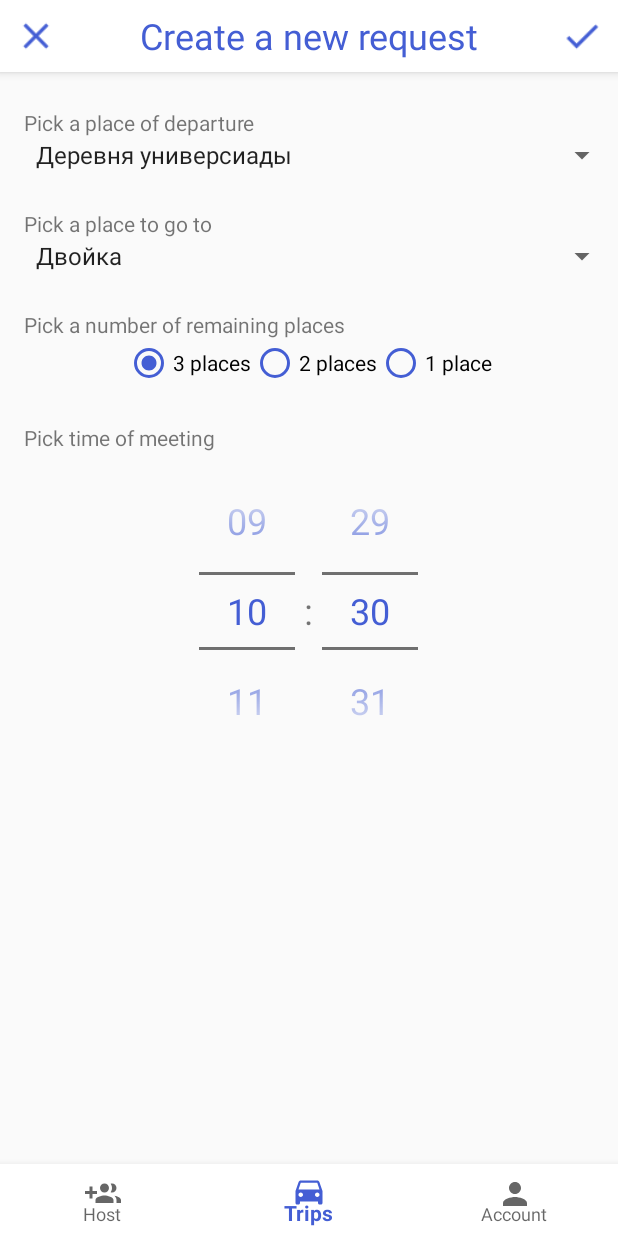
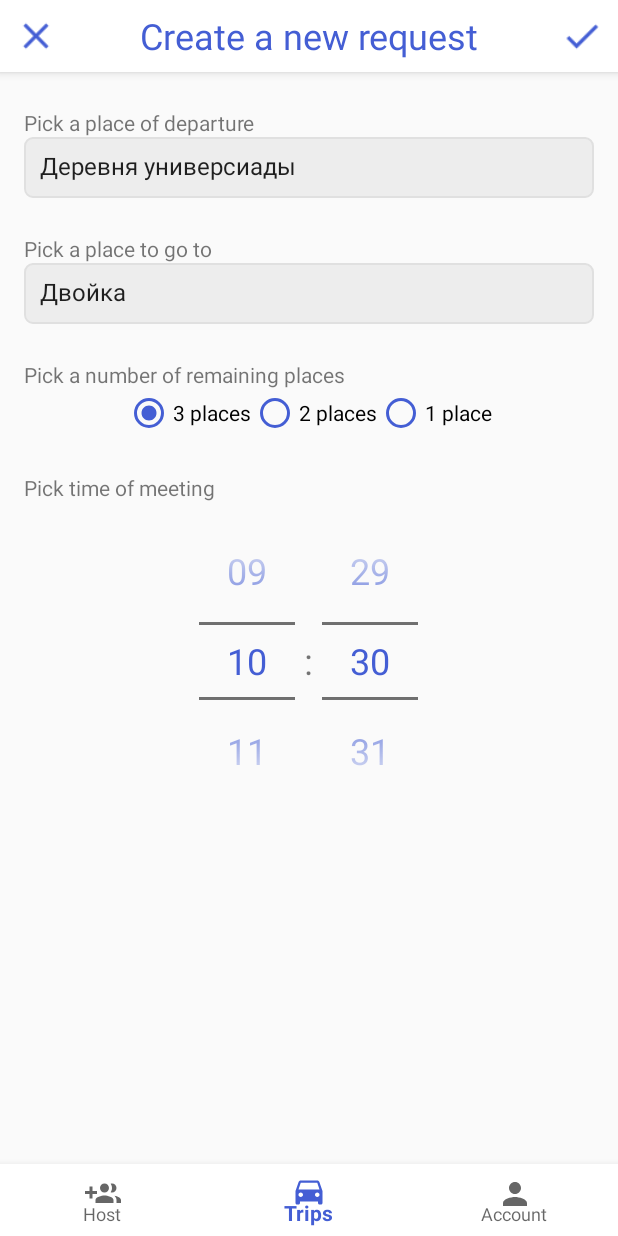
Before and after one commit to 303Enterprise/DUTaxi, an Android app: the CreateTripFragment screen opened through its navigation route, on a phone screen of 412 x 824 dp. Run offline under Robolectric (Android 15) with nearby library versions, the phone set to English and light mode, and no system bars.

Commit message:
Spinners appearance changed

```diff
--- /dev/null
+++ b/app/src/main/res/drawable/ic_arrow_down.xml
@@ -0,0 +1,5 @@
+<vector android:height="24dp" android:tint="#445ED4"
+    android:viewportHeight="24" android:viewportWidth="24"
+    android:width="24dp" xmlns:android="http://schemas.android.com/apk/res/android">
+    <path android:fillColor="@android:color/white" android:pathData="M7.41,8.59L12,13.17l4.59,-4.58L18,10l-6,6 -6,-6 1.41,-1.41z"/>
+</vector>
--- /dev/null
+++ b/app/src/main/res/drawable/spinner_fragment_create_trip.xml
@@ -0,0 +1,12 @@
+<?xml version="1.0" encoding="utf-8"?>
+<selector xmlns:android="http://schemas.android.com/apk/res/android">
+    <item><layer-list>
+        <item><shape>
+            <stroke android:width="1dp" android:color="@color/colorGrayLight" />
+            <solid android:color="@color/colorGrayLightBackground" />
+            <corners android:radius="5dp" />
+            <padding android:bottom="11dp" android:left="3dp" android:right="3dp" android:top="8dp" />
+        </shape></item>
+
+    </layer-list></item>
+</selector>
--- a/app/src/main/res/layout/fragment_create_trip.xml
+++ b/app/src/main/res/layout/fragment_create_trip.xml
@@ -79,6 +79,8 @@
             android:layout_width="match_parent"
             android:layout_height="wrap_content"
             android:layout_marginStart="16dp"
+            android:layout_marginEnd="16dp"
+            android:background="@drawable/spinner_fragment_create_trip"
             android:entries="@array/destinations" />
 
     <TextView
@@ -93,6 +95,8 @@
             android:layout_width="match_parent"
             android:layout_height="wrap_content"
             android:layout_marginStart="16dp"
+            android:layout_marginEnd="16dp"
+            android:background="@drawable/spinner_fragment_create_trip"
             android:entries="@array/destinations" />
 
     <TextView
--- a/app/src/main/res/values/colors.xml
+++ b/app/src/main/res/values/colors.xml
@@ -6,5 +6,6 @@
     <color name="colorPrimaryLight">#b4badb</color>
     <color name="white">#fff</color>
     <color name="black">#000</color>
-    <color name="colorGrayLight">#bababa</color>
+    <color name="colorGrayLight">#e0e0e0</color>
+    <color name="colorGrayLightBackground">#ededed</color>
 </resources>
```
